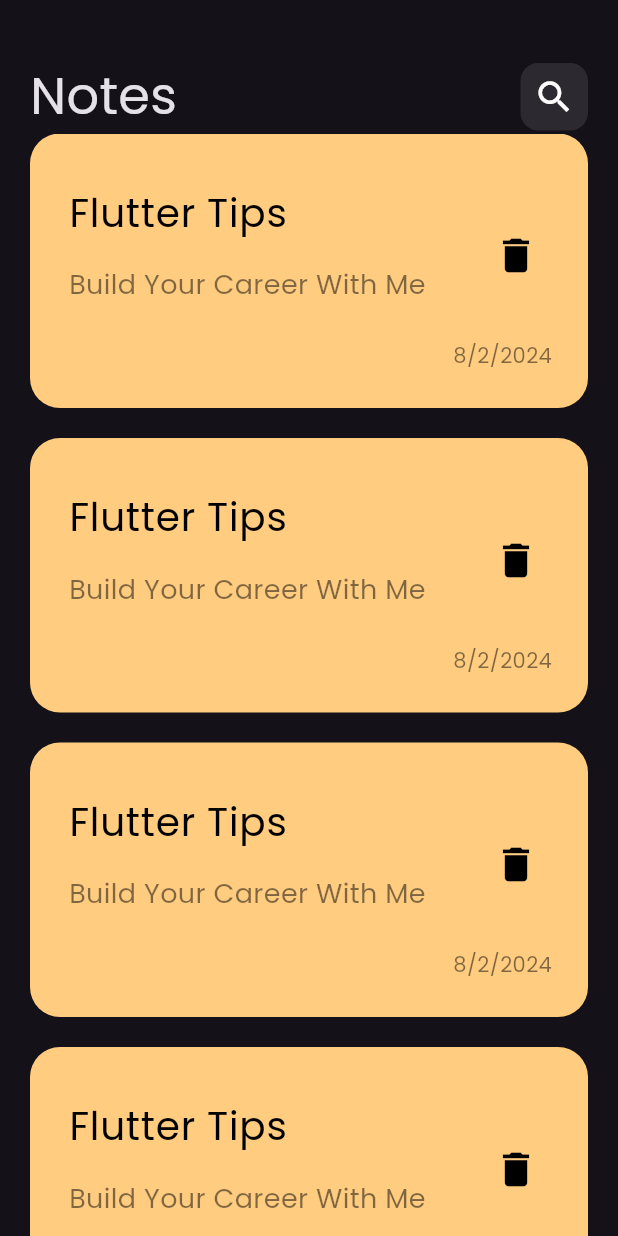
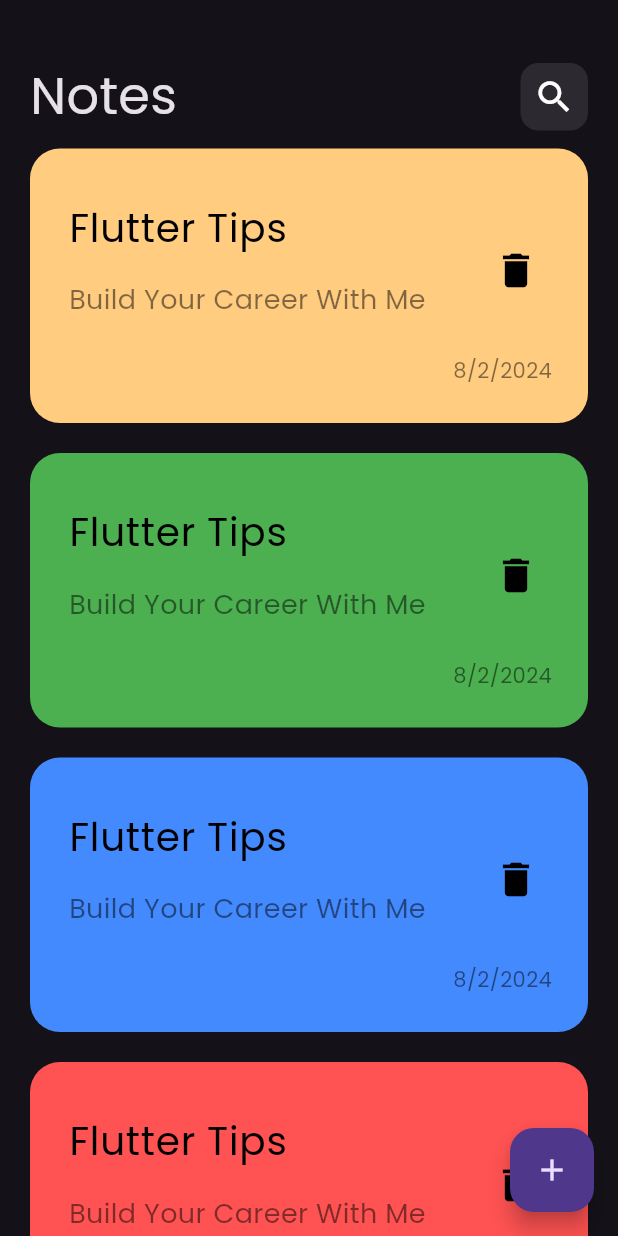
Before and after one commit to MahmoudAbdelshafey/NotesApp, a Flutter app: the screen it shows after launch, on a phone screen of 412 x 824 dp. Run offline on Flutter 3.47's test engine with Material 3 defaults, Android fonts, the phone set to English and light mode, and no system bars.

Commit message:
create Changes

```diff
--- a/lib/Views/HomeView/HomeView.dart
+++ b/lib/Views/HomeView/HomeView.dart
@@ -1,14 +1,24 @@
 import 'package:flutter/material.dart';
 import 'package:notes_app/Views/HomeView/widgets/Notes_View_Body.dart';
+import 'package:notes_app/Views/HomeView/widgets/add_note_ButtomSheet.dart';
 
 class HomeNotesView extends StatelessWidget {
   const HomeNotesView({super.key});
 static const String routeName = "HomeNotesView";
   @override
   Widget build(BuildContext context) {
-    return const  Scaffold(
+    return   Scaffold(
 
       body: NotesViewBody(),
+      floatingActionButton: FloatingActionButton(onPressed: (){
+        showModalBottomSheet(context: context, builder: (context) {
+        return AddNoteBottomSheet();
+        },
+        shape: RoundedRectangleBorder(borderRadius: BorderRadius.circular(16)),
+        );
+      },
+      child: const Icon(Icons.add),),
+
     );
 
   }
--- a/lib/Views/HomeView/widgets/Custom_Note_Item.dart
+++ b/lib/Views/HomeView/widgets/Custom_Note_Item.dart
@@ -1,8 +1,8 @@
 import 'package:flutter/material.dart';
 
 class CustomNoteItem extends StatelessWidget {
-  const CustomNoteItem({super.key});
-
+  const CustomNoteItem({super.key, required this.bgcolor});
+final Color bgcolor;
   @override
   Widget build(BuildContext context) {
     return Container(
@@ -13,7 +13,7 @@ class CustomNoteItem extends StatelessWidget {
       ),
       margin: EdgeInsets.only(bottom: 20),
       decoration: BoxDecoration(
-        color: const Color(0xffFFCC80),
+        color:  bgcolor,
         borderRadius: BorderRadius.circular(20),
       ),
       child: Column(
--- a/lib/Views/HomeView/widgets/News_ListView_Builder.dart
+++ b/lib/Views/HomeView/widgets/News_ListView_Builder.dart
@@ -3,12 +3,21 @@ import 'package:notes_app/Views/HomeView/widgets/Custom_Note_Item.dart';
 
 class NewsListViewBuilder extends StatelessWidget {
   const NewsListViewBuilder({super.key});
-
+final List<Color> colors = const [
+  Color(0xffFFCC80),
+  Colors.green,
+  Colors.blueAccent,
+  Colors.redAccent,
+  Colors.deepPurpleAccent,
+  Colors.yellow
+];
   @override
   Widget build(BuildContext context) {
     return Expanded(
-      child: ListView.builder(itemBuilder: (context, index) {
-        return const CustomNoteItem();
+      child: ListView.builder(
+        padding: const EdgeInsets.only(top: 10),
+        itemBuilder: (context, index) {
+        return  CustomNoteItem(bgcolor: colors[index%colors.length],);
       },
         itemCount: 20,
         physics: const BouncingScrollPhysics(),
```
Also changed, not shown: lib/Views/HomeView/widgets/Custom_Text_Field.dart (added, +28 -0 lines), lib/Views/HomeView/widgets/add_note_ButtomSheet.dart (added, +26 -0 lines).
